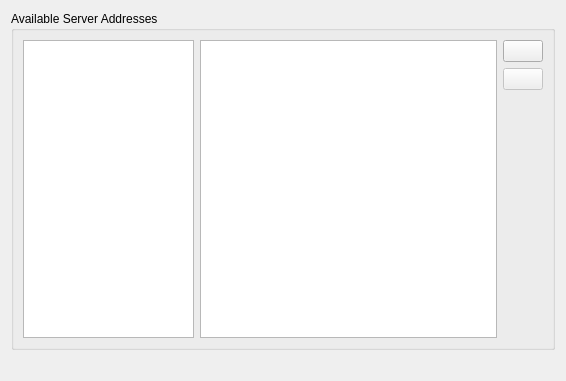
Old version of the form client/src/ui/widgets/routing_management_widget.ui in the repository networkoptix/nx_open.
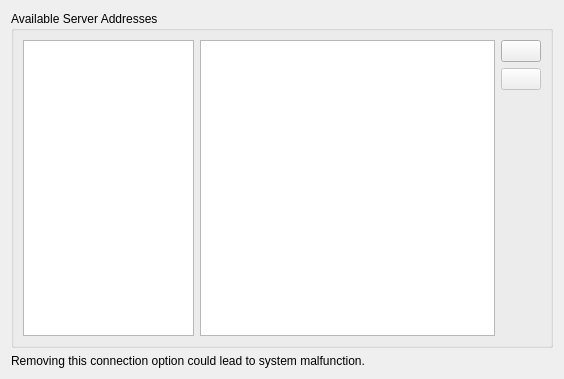
New version of the form. Icons and pictures are not drawn.

Patch:
```diff
--- a/client/src/ui/widgets/routing_management_widget.ui
+++ b/client/src/ui/widgets/routing_management_widget.ui
@@ -6,8 +6,8 @@
    <rect>
     <x>0</x>
     <y>0</y>
-    <width>566</width>
-    <height>381</height>
+    <width>564</width>
+    <height>379</height>
    </rect>
   </property>
   <property name="windowTitle">
@@ -83,6 +83,9 @@
    </item>
    <item>
     <widget class="QLabel" name="warningLabel">
+     <property name="text">
+      <string>Removing this connection option could lead to system malfunction.</string>
+     </property>
      <property name="textFormat">
       <enum>Qt::RichText</enum>
      </property>
```
